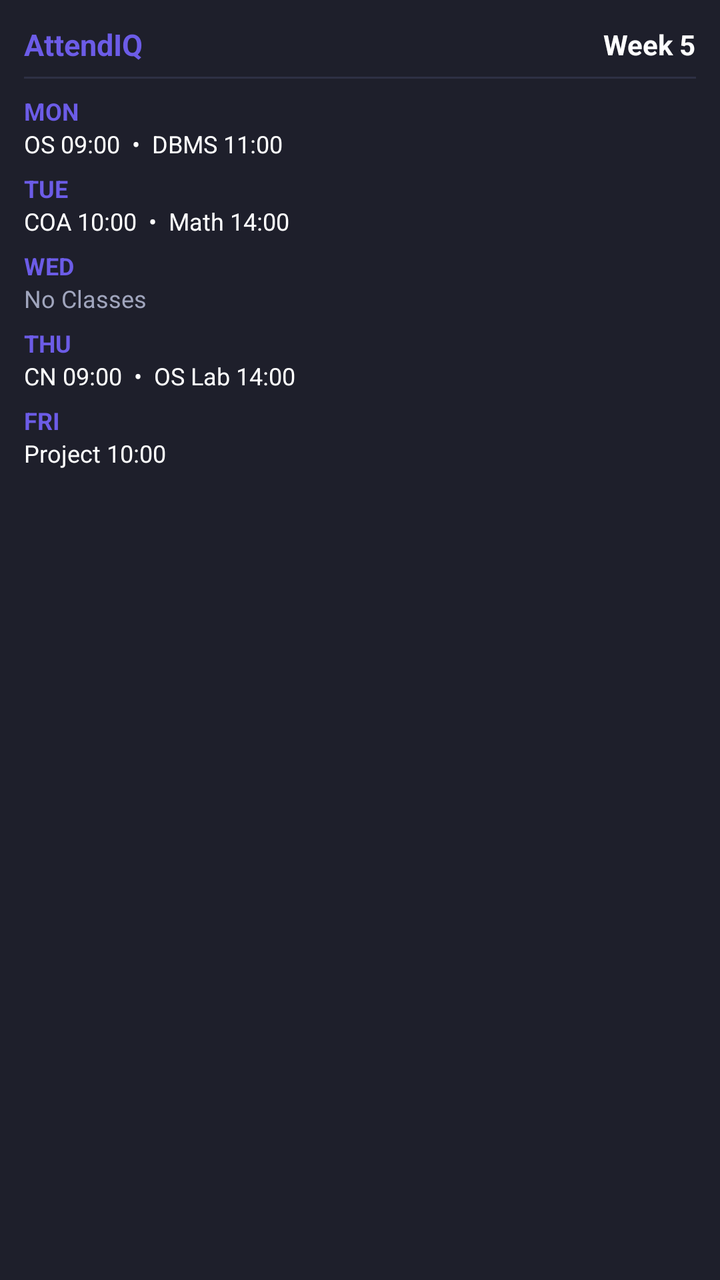
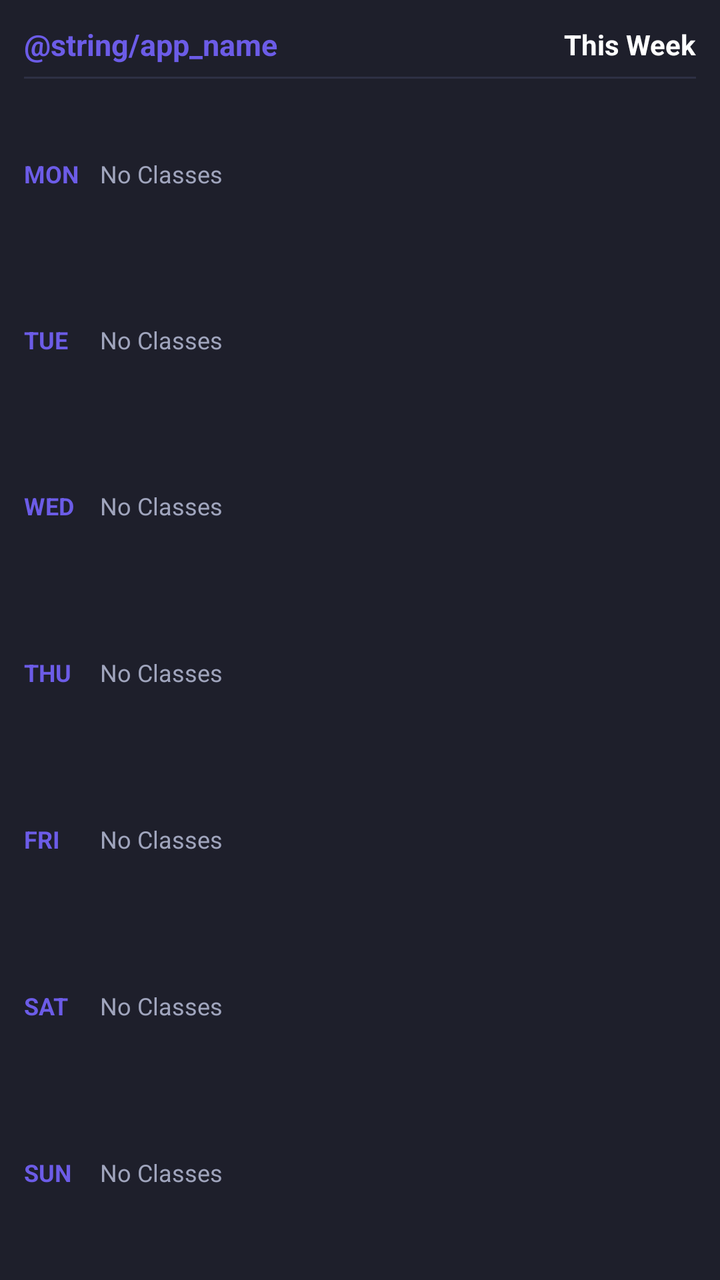

Before-and-after screenshots of an Android layout around one commit, followed by the original layout XML and the change that was made.
<!-- AndroidManifest.xml: fallback theme Theme.MaterialComponents.DayNight.NoActionBar -->
<!-- res/layout/weekly_widget_large.xml -->
<?xml version="1.0" encoding="utf-8"?>
<LinearLayout xmlns:android="http://schemas.android.com/apk/res/android"
    android:id="@+id/widget_container"
    android:layout_width="match_parent"
    android:layout_height="match_parent"
    android:orientation="vertical"
    android:background="#1E1F2B"
    android:padding="12dp">

    
    <LinearLayout
        android:layout_width="match_parent"
        android:layout_height="wrap_content"
        android:orientation="horizontal"
        android:gravity="center_vertical">

        <TextView
            android:layout_width="0dp"
            android:layout_weight="1"
            android:layout_height="wrap_content"
            android:text="AttendIQ"
            android:textColor="#6C5CE7"
            android:textSize="15sp"
            android:textStyle="bold" />

        <TextView
            android:id="@+id/tv_week_title"
            android:layout_width="wrap_content"
            android:layout_height="wrap_content"
            android:text="Week 5"
            android:textColor="#FFFFFF"
            android:textSize="14sp"
            android:textStyle="bold" />
    </LinearLayout>

    <View
        android:layout_width="match_parent"
        android:layout_height="1dp"
        android:background="#2E3044"
        android:layout_marginTop="6dp"
        android:layout_marginBottom="8dp" />

    
    <LinearLayout
        android:layout_width="match_parent"
        android:layout_height="0dp"
        android:layout_weight="1"
        android:orientation="vertical">

        
        <TextView
            android:id="@+id/tv_day_mon_header"
            android:layout_width="wrap_content"
            android:layout_height="wrap_content"
            android:text="MON"
            android:textColor="#6C5CE7"
            android:textSize="12sp"
            android:textStyle="bold" />
        <TextView
            android:id="@+id/tv_day_mon_content"
            android:layout_width="match_parent"
            android:layout_height="wrap_content"
            android:text="OS 09:00  •  DBMS 11:00"
            android:textColor="#FFFFFF"
            android:textSize="12sp"
            android:layout_marginBottom="6dp" />

        
        <TextView
            android:id="@+id/tv_day_tue_header"
            android:layout_width="wrap_content"
            android:layout_height="wrap_content"
            android:text="TUE"
            android:textColor="#6C5CE7"
            android:textSize="12sp"
            android:textStyle="bold" />
        <TextView
            android:id="@+id/tv_day_tue_content"
            android:layout_width="match_parent"
            android:layout_height="wrap_content"
            android:text="COA 10:00  •  Math 14:00"
            android:textColor="#FFFFFF"
            android:textSize="12sp"
            android:layout_marginBottom="6dp" />

        
        <TextView
            android:id="@+id/tv_day_wed_header"
            android:layout_width="wrap_content"
            android:layout_height="wrap_content"
            android:text="WED"
            android:textColor="#6C5CE7"
            android:textSize="12sp"
            android:textStyle="bold" />
        <TextView
            android:id="@+id/tv_day_wed_content"
            android:layout_width="match_parent"
            android:layout_height="wrap_content"
            android:text="No Classes"
            android:textColor="#A0A5BD"
            android:textSize="12sp"
            android:layout_marginBottom="6dp" />

        
        <TextView
            android:id="@+id/tv_day_thu_header"
            android:layout_width="wrap_content"
            android:layout_height="wrap_content"
            android:text="THU"
            android:textColor="#6C5CE7"
            android:textSize="12sp"
            android:textStyle="bold" />
        <TextView
            android:id="@+id/tv_day_thu_content"
            android:layout_width="match_parent"
            android:layout_height="wrap_content"
            android:text="CN 09:00  •  OS Lab 14:00"
            android:textColor="#FFFFFF"
            android:textSize="12sp"
            android:layout_marginBottom="6dp" />

        
        <TextView
            android:id="@+id/tv_day_fri_header"
            android:layout_width="wrap_content"
            android:layout_height="wrap_content"
            android:text="FRI"
            android:textColor="#6C5CE7"
            android:textSize="12sp"
            android:textStyle="bold" />
        <TextView
            android:id="@+id/tv_day_fri_content"
            android:layout_width="match_parent"
            android:layout_height="wrap_content"
            android:text="Project 10:00"
            android:textColor="#FFFFFF"
            android:textSize="12sp" />

    </LinearLayout>

</LinearLayout>
<!-- resources referenced by this layout -->
<resources>

</resources>

<!-- the commit's change to res/layout/weekly_widget_large.xml (unified diff, before → after) -->
@@ -15,30 +15,33 @@
         android:gravity="center_vertical">
 
         <TextView
+            android:id="@+id/tv_brand"
             android:layout_width="0dp"
             android:layout_weight="1"
             android:layout_height="wrap_content"
-            android:text="AttendIQ"
+            android:text="@string/app_name"
             android:textColor="#6C5CE7"
             android:textSize="15sp"
-            android:textStyle="bold" />
+            android:textStyle="bold"
+            android:singleLine="true"
+            android:ellipsize="end" />
 
         <TextView
             android:id="@+id/tv_week_title"
             android:layout_width="wrap_content"
             android:layout_height="wrap_content"
-            android:text="Week 5"
+            android:text="This Week"
             android:textColor="#FFFFFF"
             android:textSize="14sp"
             android:textStyle="bold" />
     </LinearLayout>
 
-    <View
+    <TextView
         android:layout_width="match_parent"
         android:layout_height="1dp"
         android:background="#2E3044"
         android:layout_marginTop="6dp"
-        android:layout_marginBottom="8dp" />
+        android:layout_marginBottom="6dp" />
 
     
     <LinearLayout
@@ -48,93 +51,193 @@
         android:orientation="vertical">
 
         
-        <TextView
-            android:id="@+id/tv_day_mon_header"
-            android:layout_width="wrap_content"
-            android:layout_height="wrap_content"
-            android:text="MON"
-            android:textColor="#6C5CE7"
-            android:textSize="12sp"
-            android:textStyle="bold" />
-        <TextView
-            android:id="@+id/tv_day_mon_content"
-            android:layout_width="match_parent"
-            android:layout_height="wrap_content"
-            android:text="OS 09:00  •  DBMS 11:00"
-            android:textColor="#FFFFFF"
-            android:textSize="12sp"
-            android:layout_marginBottom="6dp" />
-
-        
-        <TextView
-            android:id="@+id/tv_day_tue_header"
-            android:layout_width="wrap_content"
-            android:layout_height="wrap_content"
-            android:text="TUE"
-            android:textColor="#6C5CE7"
-            android:textSize="12sp"
-            android:textStyle="bold" />
-        <TextView
-            android:id="@+id/tv_day_tue_content"
-            android:layout_width="match_parent"
-            android:layout_height="wrap_content"
-            android:text="COA 10:00  •  Math 14:00"
-            android:textColor="#FFFFFF"
-            android:textSize="12sp"
-            android:layout_marginBottom="6dp" />
-
-        
-        <TextView
-            android:id="@+id/tv_day_wed_header"
-            android:layout_width="wrap_content"
-            android:layout_height="wrap_content"
-            android:text="WED"
-            android:textColor="#6C5CE7"
-            android:textSize="12sp"
-            android:textStyle="bold" />
-        <TextView
-            android:id="@+id/tv_day_wed_content"
-            android:layout_width="match_parent"
-            android:layout_height="wrap_content"
-            android:text="No Classes"
-            android:textColor="#A0A5BD"
-            android:textSize="12sp"
-            android:layout_marginBottom="6dp" />
-
-        
-        <TextView
-            android:id="@+id/tv_day_thu_header"
-            android:layout_width="wrap_content"
-            android:layout_height="wrap_content"
-            android:text="THU"
-            android:textColor="#6C5CE7"
-            android:textSize="12sp"
-            android:textStyle="bold" />
-        <TextView
-            android:id="@+id/tv_day_thu_content"
-            android:layout_width="match_parent"
-            android:layout_height="wrap_content"
-            android:text="CN 09:00  •  OS Lab 14:00"
-            android:textColor="#FFFFFF"
-            android:textSize="12sp"
-            android:layout_marginBottom="6dp" />
-
-        
-        <TextView
-            android:id="@+id/tv_day_fri_header"
-            android:layout_width="wrap_content"
-            android:layout_height="wrap_content"
-            android:text="FRI"
-            android:textColor="#6C5CE7"
-            android:textSize="12sp"
-            android:textStyle="bold" />
-        <TextView
-            android:id="@+id/tv_day_fri_content"
-            android:layout_width="match_parent"
-            android:layout_height="wrap_content"
-            android:text="Project 10:00"
-            android:textColor="#FFFFFF"
-            android:textSize="12sp" />
+        <LinearLayout
+            android:layout_width="match_parent"
+            android:layout_height="0dp"
+            android:layout_weight="1"
+            android:orientation="horizontal"
+            android:gravity="center_vertical">
+            <TextView
+                android:id="@+id/tv_day_mon_header"
+                android:layout_width="38dp"
+                android:layout_height="wrap_content"
+                android:text="MON"
+                android:textColor="#6C5CE7"
+                android:textSize="12sp"
+                android:textStyle="bold" />
+            <TextView
+                android:id="@+id/tv_day_mon_content"
+                android:layout_width="0dp"
+                android:layout_weight="1"
+                android:layout_height="wrap_content"
+                android:text="No Classes"
+                android:textColor="#A0A5BD"
+                android:textSize="12sp"
+                android:singleLine="true"
+                android:ellipsize="end" />
+        </LinearLayout>
+
+        
+        <LinearLayout
+            android:layout_width="match_parent"
+            android:layout_height="0dp"
+            android:layout_weight="1"
+            android:orientation="horizontal"
+            android:gravity="center_vertical">
+            <TextView
+                android:id="@+id/tv_day_tue_header"
+                android:layout_width="38dp"
+                android:layout_height="wrap_content"
+                android:text="TUE"
+                android:textColor="#6C5CE7"
+                android:textSize="12sp"
+                android:textStyle="bold" />
+            <TextView
+                android:id="@+id/tv_day_tue_content"
+                android:layout_width="0dp"
+                android:layout_weight="1"
+                android:layout_height="wrap_content"
+                android:text="No Classes"
+                android:textColor="#A0A5BD"
+                android:textSize="12sp"
+                android:singleLine="true"
+                android:ellipsize="end" />
+        </LinearLayout>
+
+        
+        <LinearLayout
+            android:layout_width="match_parent"
+            android:layout_height="0dp"
+            android:layout_weight="1"
+            android:orientation="horizontal"
+            android:gravity="center_vertical">
+            <TextView
+                android:id="@+id/tv_day_wed_header"
+                android:layout_width="38dp"
+                android:layout_height="wrap_content"
+                android:text="WED"
+                android:textColor="#6C5CE7"
+                android:textSize="12sp"
+                android:textStyle="bold" />
+            <TextView
+                android:id="@+id/tv_day_wed_content"
+                android:layout_width="0dp"
+                android:layout_weight="1"
+                android:layout_height="wrap_content"
+                android:text="No Classes"
+                android:textColor="#A0A5BD"
+                android:textSize="12sp"
+                android:singleLine="true"
+                android:ellipsize="end" />
+        </LinearLayout>
+
+        
+        <LinearLayout
+            android:layout_width="match_parent"
+            android:layout_height="0dp"
+            android:layout_weight="1"
+            android:orientation="horizontal"
+            android:gravity="center_vertical">
+            <TextView
+                android:id="@+id/tv_day_thu_header"
+                android:layout_width="38dp"
+                android:layout_height="wrap_content"
+                android:text="THU"
+                android:textColor="#6C5CE7"
+                android:textSize="12sp"
+                android:textStyle="bold" />
+            <TextView
+                android:id="@+id/tv_day_thu_content"
+                android:layout_width="0dp"
+                android:layout_weight="1"
+                android:layout_height="wrap_content"
+                android:text="No Classes"
+                android:textColor="#A0A5BD"
+                android:textSize="12sp"
+                android:singleLine="true"
+                android:ellipsize="end" />
+        </LinearLayout>
+
+        
+        <LinearLayout
+            android:layout_width="match_parent"
+            android:layout_height="0dp"
+            android:layout_weight="1"
+            android:orientation="horizontal"
+            android:gravity="center_vertical">
+            <TextView
+                android:id="@+id/tv_day_fri_header"
+                android:layout_width="38dp"
+                android:layout_height="wrap_content"
+                android:text="FRI"
+                android:textColor="#6C5CE7"
+                android:textSize="12sp"
+                android:textStyle="bold" />
+            <TextView
+                android:id="@+id/tv_day_fri_content"
+                android:layout_width="0dp"
+                android:layout_weight="1"
+                android:layout_height="wrap_content"
+                android:text="No Classes"
+                android:textColor="#A0A5BD"
+                android:textSize="12sp"
+                android:singleLine="true"
+                android:ellipsize="end" />
+        </LinearLayout>
+
+        
+        <LinearLayout
+            android:layout_width="match_parent"
+            android:layout_height="0dp"
+            android:layout_weight="1"
+            android:orientation="horizontal"
+            android:gravity="center_vertical">
+            <TextView
+                android:id="@+id/tv_day_sat_header"
+                android:layout_width="38dp"
+                android:layout_height="wrap_content"
+                android:text="SAT"
+                android:textColor="#6C5CE7"
+                android:textSize="12sp"
+                android:textStyle="bold" />
+            <TextView
+                android:id="@+id/tv_day_sat_content"
+                android:layout_width="0dp"
+                android:layout_weight="1"
+                android:layout_height="wrap_content"
+                android:text="No Classes"
+                android:textColor="#A0A5BD"
+                android:textSize="12sp"
+                android:singleLine="true"
+                android:ellipsize="end" />
+        </LinearLayout>
+
+        
+        <LinearLayout
+            android:layout_width="match_parent"
+            android:layout_height="0dp"
+            android:layout_weight="1"
+            android:orientation="horizontal"
+            android:gravity="center_vertical">
+            <TextView
+                android:id="@+id/tv_day_sun_header"
+                android:layout_width="38dp"
+                android:layout_height="wrap_content"
+                android:text="SUN"
+                android:textColor="#6C5CE7"
+                android:textSize="12sp"
+                android:textStyle="bold" />
+            <TextView
+                android:id="@+id/tv_day_sun_content"
+                android:layout_width="0dp"
+                android:layout_weight="1"
+                android:layout_height="wrap_content"
+                android:text="No Classes"
+                android:textColor="#A0A5BD"
+                android:textSize="12sp"
+                android:singleLine="true"
+                android:ellipsize="end" />
+        </LinearLayout>
 
     </LinearLayout>
 
